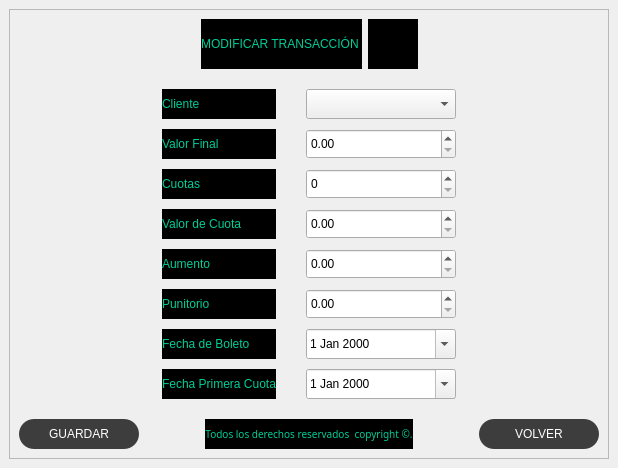
Old version of the form Front/Modificar Transaccion Ventana.ui in the repository MartinFernandezSantia/AplicacionPyThonPyQT6.
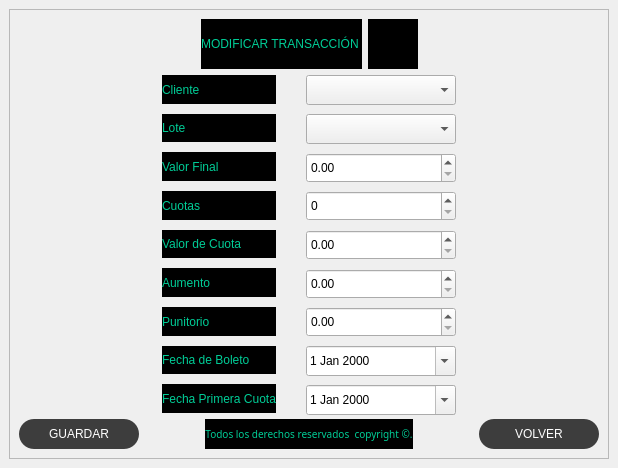
New version of the form. Icons and pictures are not drawn.

Commit message: Se agrego en modificar transaccion, lote

Patch:
```diff
--- a/Front/Modificar Transaccion Ventana.ui
+++ b/Front/Modificar Transaccion Ventana.ui
@@ -306,6 +306,13 @@
              </property>
             </widget>
            </item>
+           <item>
+            <widget class="QLabel" name="label_282">
+             <property name="text">
+              <string>Lote</string>
+             </property>
+            </widget>
+           </item>
            <item>
             <widget class="QLabel" name="label_274">
              <property name="text">
@@ -372,6 +379,16 @@
              </property>
             </widget>
            </item>
+           <item>
+            <widget class="QComboBox" name="comboBox_lote_modificar_transaccion">
+             <property name="minimumSize">
+              <size>
+               <width>150</width>
+               <height>30</height>
+              </size>
+             </property>
+            </widget>
+           </item>
            <item>
             <widget class="QDoubleSpinBox" name="doubleSpinBox_valor_final_modificar_transaccion">
              <property name="minimumSize">
```
